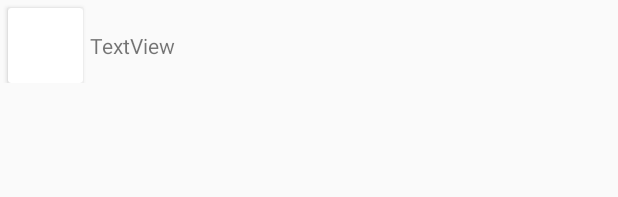
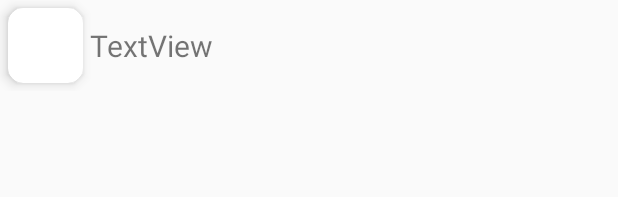
Before and after one commit to littlexfish-android/SimpleCalendar, an Android app: the layout view_color_component.xml on its own in the app's theme, with its tools: preview values and no code run, on a phone screen of 412 x 824 dp. Shown: the top 197 px of the screen. Run offline under Robolectric (Android 15) with nearby library versions, the phone set to English and light mode, and no system bars.

Commit message:
big color name text size, fix cannot delete colors

```diff
--- a/app/src/main/res/layout/view_color_component.xml
+++ b/app/src/main/res/layout/view_color_component.xml
@@ -7,7 +7,10 @@
         android:layout_width="50dp"
         android:layout_height="50dp"
         android:layout_marginStart="5dp"
-        android:layout_marginTop="5dp">
+        android:layout_marginTop="5dp"
+        android:layout_marginBottom="5dp"
+        app:cardCornerRadius="10dp"
+        app:cardElevation="5dp">
 
         <ImageView
             android:id="@+id/colorComponentColor"
@@ -24,6 +27,7 @@
         android:layout_marginEnd="5dp"
         android:gravity="center"
         android:text="TextView"
-        android:textAlignment="center" />
+        android:textAlignment="center"
+        android:textSize="20dp" />
 
 </FrameLayout>
```
Also changed, not shown: app/src/main/java/org/lf/calendar/view/CustomColorFragment.kt (+7 -17 lines).
